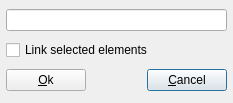
davy7125/polyphone, file sources/dialogs/dialognewelement.ui: the form before one commit.
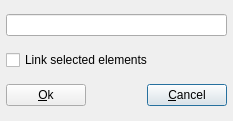
The form after the commit. Icons and pictures are not drawn.

Diff of the .ui file:
```diff
--- a/sources/dialogs/dialognewelement.ui
+++ b/sources/dialogs/dialognewelement.ui
@@ -10,7 +10,7 @@
     <x>0</x>
     <y>0</y>
     <width>233</width>
-    <height>103</height>
+    <height>121</height>
    </rect>
   </property>
   <property name="windowTitle">
```
Left out of the diff: 8 changed lines with no effect on the pictures.
